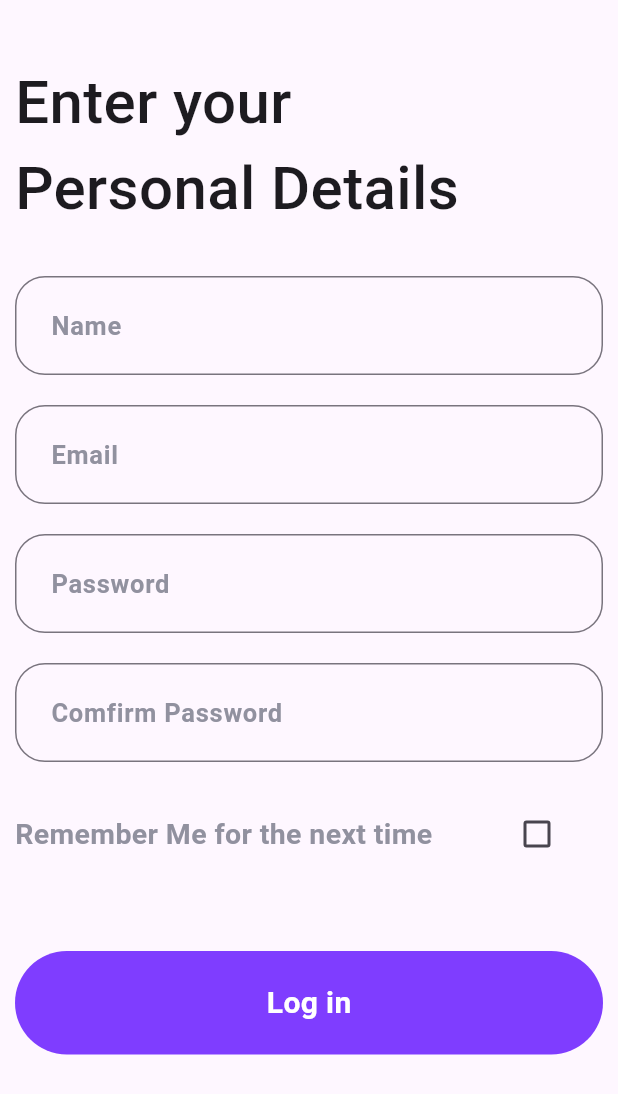
After one commit to THARINDUnirmal/expenz, a Flutter app: the screen it shows after launch, after a tap on "Log in", on a phone screen of 412 x 824 dp. The commit adds this screen. Shown: the top 1094 px of the screen. Run offline on Flutter 3.47's test engine with Material 3 defaults, Android fonts, the phone set to English and light mode, and no system bars; our stand-ins replace smooth_page_indicator.

Commit message:
form  screen added

```diff
--- /dev/null
+++ b/lib/screens/details.dart
@@ -0,0 +1,175 @@
+import 'package:expenz_app/utils/colors.dart';
+import 'package:expenz_app/widgets/button.dart';
+import 'package:flutter/material.dart';
+
+class Details extends StatefulWidget {
+  const Details({super.key});
+
+  @override
+  State<Details> createState() => _DetailsState();
+}
+
+class _DetailsState extends State<Details> {
+  //check box value
+  bool checkBoxValue = false;
+
+  //form key
+  final _formKey = GlobalKey<FormState>();
+  //contrallers
+  final TextEditingController userName = TextEditingController();
+  final TextEditingController userEmail = TextEditingController();
+  final TextEditingController userPassword = TextEditingController();
+  final TextEditingController userComfirmPassword = TextEditingController();
+
+  @override
+  void dispose() {
+    userName.dispose();
+    userEmail.dispose();
+    userPassword.dispose();
+    userComfirmPassword.dispose();
+    super.dispose();
+  }
+
+  @override
+  Widget build(BuildContext context) {
+    return Scaffold(
+      body: Padding(
+        padding: const EdgeInsets.all(10.0),
+        child: SingleChildScrollView(
+          child: SafeArea(
+            child: Column(
+              crossAxisAlignment: CrossAxisAlignment.start,
+              children: [
+                const SizedBox(
+                  height: 30,
+                ),
+                const Text(
+                  "Enter your \nPersonal Details",
+                  style: TextStyle(
+                    fontSize: 40,
+                    fontWeight: FontWeight.w500,
+                  ),
+                ),
+                const SizedBox(
+                  height: 30,
+                ),
+                Form(
+                  key: _formKey,
+                  child: Column(
+                    crossAxisAlignment: CrossAxisAlignment.start,
+                    children: [
+                      TextFormField(
+                        validator: (value) {
+                          if (value!.isEmpty) {
+                            return "Please enter user name";
+                          } else {
+                            return null;
+                          }
+                        },
+                        controller: userName,
+                        decoration: InputDecoration(
+                          contentPadding: const EdgeInsets.all(20),
+                          border: OutlineInputBorder(
+                            borderRadius: BorderRadius.circular(20),
+                          ),
+                          hintText: "Name",
+                          hintStyle: const TextStyle(
+                            fontSize: 17,
+                            fontWeight: FontWeight.w600,
+                            color: kGrey,
+                          ),
+                        ),
+                      ),
+                      const SizedBox(
+                        height: 20,
+                      ),
+                      TextFormField(
+                        decoration: InputDecoration(
+                          contentPadding: const EdgeInsets.all(20),
+                          border: OutlineInputBorder(
+                            borderRadius: BorderRadius.circular(20),
+                          ),
+                          hintText: "Email",
+                          hintStyle: const TextStyle(
+                            fontSize: 17,
+                            fontWeight: FontWeight.w600,
+                            color: kGrey,
+                          ),
+                        ),
+                      ),
+                      const SizedBox(
+                        height: 20,
+                      ),
+                      TextFormField(
+                        obscureText: true,
+                        decoration: InputDecoration(
+                          contentPadding: const EdgeInsets.all(20),
+                          border: OutlineInputBorder(
+                            borderRadius: BorderRadius.circular(20),
+                          ),
+                          hintText: "Password",
+                          hintStyle: const TextStyle(
+                            fontSize: 17,
+                            fontWeight: FontWeight.w600,
+                            color: kGrey,
+                          ),
+                        ),
+                      ),
+                      const SizedBox(
+                        height: 20,
+                      ),
+                      TextFormField(
+                        obscureText: true,
+                        decoration: InputDecoration(
+                          contentPadding: const EdgeInsets.all(20),
+                          border: OutlineInputBorder(
+                            borderRadius: BorderRadius.circular(20),
+                          ),
+                          hintText: "Comfirm Password",
+                          hintStyle: const TextStyle(
+                            fontSize: 17,
+                            fontWeight: FontWeight.w600,
+                            color: kGrey,
+                          ),
+                        ),
+                      ),
+                      const SizedBox(
+                        height: 20,
+                      ),
+                      Row(
+                        children: [
+                          const Text(
+                            "Remember Me for the next time",
+                            style: TextStyle(
+                              fontSize: 19,
+                              fontWeight: FontWeight.w600,
+                              color: kGrey,
+                            ),
+                          ),
+                          Expanded(
+                            child: CheckboxListTile(
+                              value: checkBoxValue,
+                              onChanged: (value) {
+                                setState(() {
+                                  checkBoxValue = value!;
+                                });
+                              },
+                            ),
+                          )
+                        ],
+                      ),
+                      const SizedBox(
+                        height: 50,
+                      ),
+                      const Button()
+                    ],
+                  ),
+                )
+              ],
+            ),
+          ),
+        ),
+      ),
+    );
+  }
+}
--- a/lib/screens/onbording screens/onbording_screens.dart
+++ b/lib/screens/onbording screens/onbording_screens.dart
@@ -1,3 +1,4 @@
+import 'package:expenz_app/screens/details.dart';
 import 'package:expenz_app/screens/onbording%20screens/widgets/logo_page.dart';
 import 'package:expenz_app/screens/onbording%20screens/widgets/onbording_widget.dart';
 import 'package:expenz_app/utils/colors.dart';
@@ -19,7 +20,8 @@ class _OnbordingScreensState extends State<OnbordingScreens> {
     return Scaffold(
       body: Padding(
         padding: const EdgeInsets.all(8.0),
-        child: Stack(children: [
+        child: Stack(
+          children: [
             PageView(
               controller: contraller,
               children: const [
@@ -55,13 +57,24 @@ class _OnbordingScreensState extends State<OnbordingScreens> {
                 count: 4,
               ),
             ),
-          const Positioned(
+            Positioned(
               bottom: 10,
               left: 0,
               right: 0,
-            child: Button(),
+              child: GestureDetector(
+                onTap: () {
+                  Navigator.push(
+                    context,
+                    MaterialPageRoute(
+                      builder: (context) => Details(),
                     ),
-        ]),
+                  );
+                },
+                child: const Button(),
+              ),
+            ),
+          ],
+        ),
       ),
     );
   }
--- /dev/null
+++ b/lib/screens/services/user_services.dart
@@ -0,0 +1,3 @@
+// class UserServices {
+//   Future<void> userDataStroe = {};
+// }
--- a/lib/widgets/button.dart
+++ b/lib/widgets/button.dart
@@ -20,11 +20,11 @@ class _ButtonState extends State<Button> {
       ),
       child: const Center(
         child: Text(
-          "Next",
+          "Log in",
           style: TextStyle(
             color: kWhite,
             fontSize: 20,
-            fontWeight: FontWeight.w600,
+            fontWeight: FontWeight.w700,
           ),
         ),
       ),
```
Lines whose indentation alone changed are shown as unchanged.
